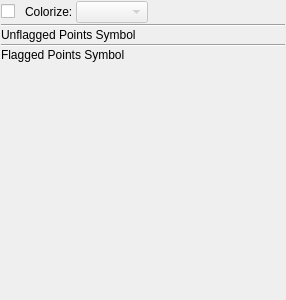
Above: code/plotms/GuiTabs/PlotMSDataSymbolWidget.ui from pkgw/casa before the change. Below: the same form after it.
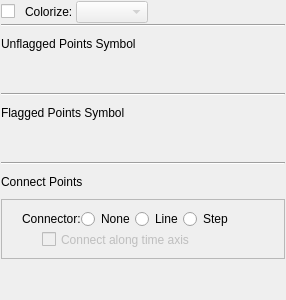
That is the form after the change.

Commit message: Add connect points options to plotms GUI Display tab

The edit to the form file:
```diff
--- a/code/plotms/GuiTabs/PlotMSDataSymbolWidget.ui
+++ b/code/plotms/GuiTabs/PlotMSDataSymbolWidget.ui
@@ -138,15 +138,175 @@
      </property>
     </widget>
    </item>
+   <item>
+    <widget class="Line" name="line_2">
+     <property name="orientation">
+      <enum>Qt::Horizontal</enum>
+     </property>
+    </widget>
+   </item>
+   <item>
+    <widget class="QLabel" name="connectLabel">
+     <property name="sizePolicy">
+      <sizepolicy hsizetype="Preferred" vsizetype="Preferred">
+       <horstretch>0</horstretch>
+       <verstretch>0</verstretch>
+      </sizepolicy>
+     </property>
+     <property name="text">
+      <string>Connect Points</string>
+     </property>
+    </widget>
+   </item>
+   <item>
+    <widget class="QFrame" name="connectFrame">
+     <property name="sizePolicy">
+      <sizepolicy hsizetype="Preferred" vsizetype="Fixed">
+       <horstretch>0</horstretch>
+       <verstretch>0</verstretch>
+      </sizepolicy>
+     </property>
+     <property name="minimumSize">
+      <size>
+       <width>0</width>
+       <height>60</height>
+      </size>
+     </property>
+     <property name="frameShape">
+      <enum>QFrame::StyledPanel</enum>
+     </property>
+     <property name="frameShadow">
+      <enum>QFrame::Raised</enum>
+     </property>
+     <widget class="QWidget" name="vlayoutWidget">
+      <property name="geometry">
+       <rect>
+        <x>0</x>
+        <y>0</y>
+        <width>271</width>
+        <height>60</height>
+       </rect>
+      </property>
+      <layout class="QVBoxLayout" name="verticalLayout_2">
+       <property name="spacing">
+        <number>3</number>
+       </property>
+       <item>
+        <layout class="QHBoxLayout" name="horizontalLayout" stretch="0,0,0,0,0,0">
+         <property name="spacing">
+          <number>0</number>
+         </property>
+         <item>
+          <spacer name="horizontalSpacer_2">
+           <property name="orientation">
+            <enum>Qt::Horizontal</enum>
+           </property>
+           <property name="sizeType">
+            <enum>QSizePolicy::Fixed</enum>
+           </property>
+           <property name="sizeHint" stdset="0">
+            <size>
+             <width>10</width>
+             <height>20</height>
+            </size>
+           </property>
+          </spacer>
+         </item>
+         <item>
+          <widget class="QLabel" name="xconnectorLabel">
+           <property name="text">
+            <string>Connector:</string>
+           </property>
+          </widget>
+         </item>
+         <item>
+          <widget class="QRadioButton" name="noneRadio">
+           <property name="text">
+            <string>None</string>
+           </property>
+          </widget>
+         </item>
+         <item>
+          <widget class="QRadioButton" name="lineRadio">
+           <property name="text">
+            <string>Line</string>
+           </property>
+          </widget>
+         </item>
+         <item>
+          <widget class="QRadioButton" name="stepRadio">
+           <property name="text">
+            <string>Step</string>
+           </property>
+          </widget>
+         </item>
+         <item>
+          <spacer>
+           <property name="orientation">
+            <enum>Qt::Horizontal</enum>
+           </property>
+           <property name="sizeHint" stdset="0">
+            <size>
+             <width>40</width>
+             <height>20</height>
+            </size>
+           </property>
+          </spacer>
+         </item>
+        </layout>
+       </item>
+       <item>
+        <layout class="QHBoxLayout" name="_3">
+         <property name="spacing">
+          <number>0</number>
+         </property>
+         <item>
+          <spacer name="horizontalSpacer_3">
+           <property name="orientation">
+            <enum>Qt::Horizontal</enum>
+           </property>
+           <property name="sizeType">
+            <enum>QSizePolicy::Fixed</enum>
+           </property>
+           <property name="sizeHint" stdset="0">
+            <size>
+             <width>30</width>
+             <height>20</height>
+            </size>
+           </property>
+          </spacer>
+         </item>
+         <item>
+          <widget class="QCheckBox" name="timeCheckBox">
+           <property name="enabled">
+            <bool>false</bool>
+           </property>
+           <property name="layoutDirection">
+            <enum>Qt::LeftToRight</enum>
+           </property>
+           <property name="text">
+            <string>Connect along time axis</string>
+           </property>
+          </widget>
+         </item>
+        </layout>
+       </item>
+      </layout>
+     </widget>
+    </widget>
+   </item>
    <item>
     <spacer name="verticalSpacer">
      <property name="orientation">
       <enum>Qt::Vertical</enum>
      </property>
+     <property name="sizeType">
+      <enum>QSizePolicy::Preferred</enum>
+     </property>
      <property name="sizeHint" stdset="0">
       <size>
        <width>20</width>
-       <height>129</height>
+       <height>40</height>
       </size>
      </property>
     </spacer>
```
The commit also changes 4 other files.
